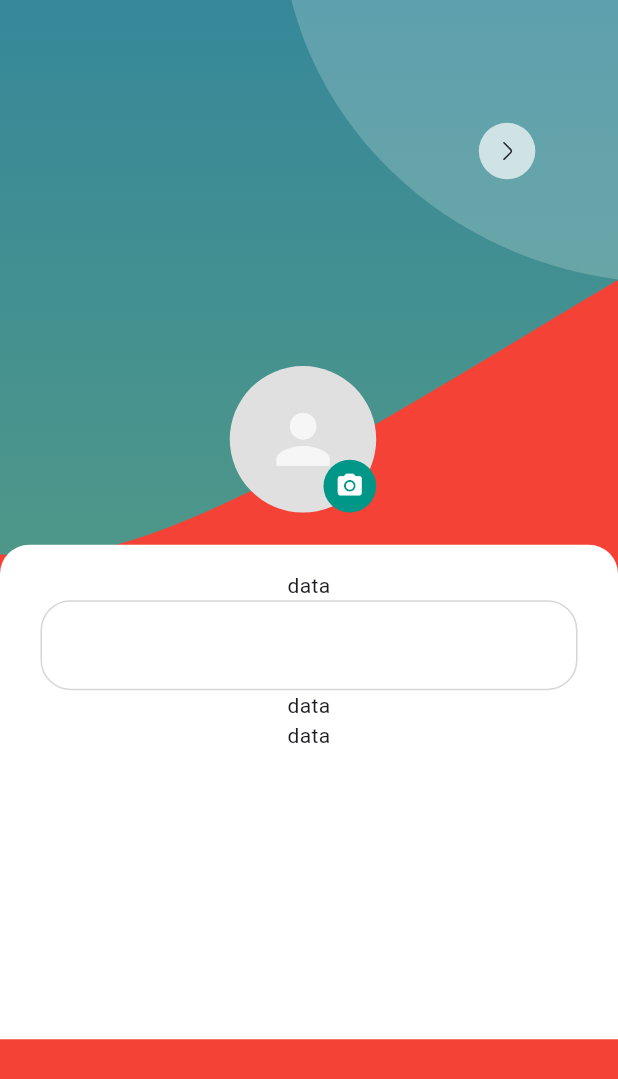
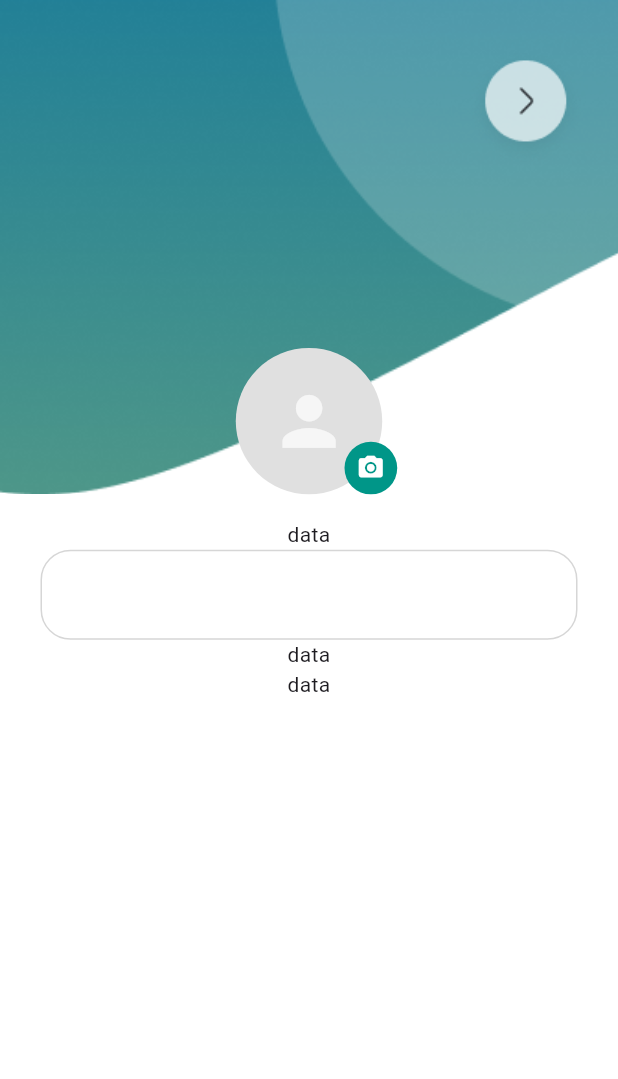
Before and after one commit to mahaabdulla/arta_app, a Flutter app: the ProfileScaffold screen opened directly, on a phone screen of 412 x 824 dp. Shown: the top 1079 px of the screen. Run offline on Flutter 3.47's test engine with Material 3 defaults, Android fonts, the phone set to English and light mode, and no system bars; our stand-ins replace carousel_slider, dio, equatable, firebase_core, firebase_messaging, flutter_bloc and 13 more; missing offline and left inert: encrypt; accounts and stored records are empty; project files that could hold a hidden picture were left out.

Commit message:
conflect in url page and image

```diff
--- a/lib/bloc_providers.dart
+++ b/lib/bloc_providers.dart
@@ -1,5 +1,6 @@
 import 'package:arta_app/core/repositoris/online_repo.dart';
 import 'package:arta_app/feature/presentations/cubits/ads/listing_cubit.dart';
+import 'package:arta_app/feature/presentations/cubits/cubit/change_password_cubit.dart';
 import 'package:flutter_bloc/flutter_bloc.dart';
 
 import 'feature/presentations/cubits/login/login_cubit.dart';
@@ -11,4 +12,7 @@ List<BlocProvider> blocProviders = [
   BlocProvider(
     create: (_) => ListingCubit(OnlineDataRepo()),
   ),
+  BlocProvider(
+    create: (_) => ChangePasswordCubit(OnlineDataRepo()),
+  ),
 ];
--- a/lib/core/constants/api_urls.dart
+++ b/lib/core/constants/api_urls.dart
@@ -19,6 +19,7 @@ class ApiUrls {
 
   static const String postAdstUrl = '$root/listing';
   static const String LOGIN = '$root/login';
+  static const String CHANGEPASSOWRD = '$root/changePassword';
   static const String REGISTER = '$root/register';
   static const String PERENT = '$root/categories/parents';
 }
--- a/lib/core/repositoris/online_repo.dart
+++ b/lib/core/repositoris/online_repo.dart
@@ -47,7 +47,9 @@ class OnlineDataRepo extends DataRepo {
         headers: {
           "Accept": "application/json",
           "Authorization":
-              "Bearer ${LocalStorage.getStringFromDisk(key: TOKEN)}",
+              "Bearer 11|BERLVqm9JVvYNY3yOxpZNKONNJWCkCkytsLHqekZ8ee4fb0b",
+          // "Authorization":
+          //     "Bearer ${LocalStorage.getStringFromDisk(key: TOKEN)}",
         },
       ),
     );
@@ -118,6 +120,8 @@ class OnlineDataRepo extends DataRepo {
   Future<Map<String, dynamic>> postData(
       Map<String, dynamic> dataToSend, String url) async {
     DioConnection.connect().options.headers.addAll({
+      // "Authorization":
+      //     "Bearer 8|zitHMktlxP85UOOgPG9zO0pEJwCMqBrQ9yuWaGTq08e8de8b",
       "Authorization": "Bearer ${LocalStorage.getStringFromDisk(key: TOKEN)}",
     });
 
--- /dev/null
+++ b/lib/feature/presentations/cubits/cubit/change_password_state.dart
@@ -0,0 +1,30 @@
+part of 'change_password_cubit.dart';
+
+sealed class ChangePasswordState extends Equatable {
+  const ChangePasswordState();
+
+  @override
+  List<Object> get props => [];
+}
+
+final class ChangePasswordInitial extends ChangePasswordState {}
+
+class ChangePasswordLoading extends ChangePasswordState {}
+
+class ChangePasswordSuccess extends ChangePasswordState {
+  final String message;
+
+  const ChangePasswordSuccess({required this.message});
+
+  @override
+  List<Object> get props => [message];
+}
+
+class ChangePasswordFailure extends ChangePasswordState {
+  final String message;
+
+  const ChangePasswordFailure({required this.message});
+
+  @override
+  List<Object> get props => [message];
+}
--- a/lib/feature/presentations/cubits/login/login_cubit.dart
+++ b/lib/feature/presentations/cubits/login/login_cubit.dart
@@ -5,12 +5,10 @@ import 'package:arta_app/core/utils/global_methods/global_methods.dart';
 import 'package:arta_app/core/utils/local_repo/local_storage.dart';
 import 'package:arta_app/core/utils/online_repo/dio_handling.dart';
 import 'package:arta_app/core/utils/online_repo/online_methods.dart';
-import 'package:arta_app/feature/presentations/pages/login/test_screen.dart';
 import 'package:dio/dio.dart';
 import 'package:flutter/material.dart';
 import 'package:flutter_bloc/flutter_bloc.dart';
 import 'package:fluttertoast/fluttertoast.dart';
-import 'package:get/get.dart';
 import 'dart:developer' as dev;
 import '../../../../core/utils/local_repo/secure_storage.dart';
 import '../../../data/models/user/user_model.dart';
@@ -52,7 +50,7 @@ class LoginCubit extends Cubit<LoginState> {
           bgColor: Colors.red,
           textColor: Colors.white,
           print: true);
-      dev.log("Dio Error: ${errorHandled.errorMessage}",name: "Dio Error");
+      dev.log("Dio Error: ${errorHandled.errorMessage}", name: "Dio Error");
     } catch (e) {
       dev.log(e.toString());
       emit(ErrorLoginState(message: "Unexpected error"));
--- a/lib/feature/presentations/pages/user/widgets/profile_scafoold.dart
+++ b/lib/feature/presentations/pages/user/widgets/profile_scafoold.dart
@@ -1,8 +1,6 @@
 import 'dart:io';
 import 'package:flutter/material.dart';
 import 'package:image_picker/image_picker.dart';
-import 'package:flutter_svg/flutter_svg.dart';
-import 'package:arta_app/core/constants/svg_images.dart';
 import 'package:flutter_screenutil/flutter_screenutil.dart';
 
 class ProfileScaffold extends StatefulWidget {
@@ -72,45 +70,42 @@ class _ProfileScaffoldState extends State<ProfileScaffold> {
   @override
   Widget build(BuildContext context) {
     return Scaffold(
-      backgroundColor: Colors.red,
-      body: MediaQuery.removePadding(
-        context: context,
-        removeTop: true,
+      backgroundColor: Colors.white,
+      body: SafeArea(
+        child: Column(
+          children: [
+            /// الجزء العلوي: صورة الخلفية، صورة الملف الشخصي، زر الرجوع
+            Expanded(
+              flex: 2,
               child: Stack(
                 children: [
-            // bacground image
-            Positioned(
-              top: 0,
-              left: 0,
-              right: 0,
-              child: Container(
-                height: 0.45.sh,
-                child: SvgPicture.asset(
-                  group1,
+                  /// صورة الخلفية
+                  Positioned.fill(
+                    child: Image.asset(
+                      "assets/png_images/Group 9276.png",
                       width: double.infinity,
                       fit: BoxFit.cover,
-                ),
+                      errorBuilder: (context, error, stackTrace) {
+                        return Container(color: Colors.grey);
+                      },
                     ),
                   ),
 
-            /// زر الرجوع
                   Positioned(
-              top: 76.h,
-              right: 40.w,
-              child: InkWell(
+                    top: 30.h,
+                    right: 20.h,
+                    child: GestureDetector(
                         onTap: () {
-                  Navigator.pushNamed(context, "/home");
+                          Navigator.popAndPushNamed(context, "/home");
                         },
-                child: SvgPicture.asset(iconsArrow, width: 60.w, height: 60.h),
-              ),
+                        child: Image.asset('assets/png_images/icon-notif.png')),
                   ),
 
-            /// profile image
-            Positioned(
-              top: 250.h,
-              left: (1.sw - 100.w) / 2,
+                  /// صورة الملف الشخصي + أيقونة الكاميرا داخل `Stack`
+                  Align(
+                    alignment: Alignment.bottomCenter,
                     child: Stack(
-                alignment: Alignment.center,
+                      clipBehavior: Clip.none,
                       children: [
                         CircleAvatar(
                           radius: 50.r,
@@ -119,12 +114,15 @@ class _ProfileScaffoldState extends State<ProfileScaffold> {
                               ? FileImage(_profileImage!)
                               : null,
                           child: _profileImage == null
-                        ? Icon(Icons.person, size: 50.w, color: Colors.white70)
+                              ? Icon(Icons.person,
+                                  size: 50.w, color: Colors.white70)
                               : null,
                         ),
+
+                        /// أيقونة الكاميرا في الزاوية اليمنى السفلى
                         Positioned(
                           bottom: 0,
-                    right: 0,
+                          right: -10, // للتحكم في موقع الأيقونة
                           child: GestureDetector(
                             onTap: showImageSourceDialog,
                             child: CircleAvatar(
@@ -138,21 +136,23 @@ class _ProfileScaffoldState extends State<ProfileScaffold> {
                       ],
                     ),
                   ),
+                ],
+              ),
+            ),
 
-            /// محتوى الصفحة
-            Positioned(
-              top: 372.h,
-              left: 0,
-              right: 0,
+            /// الجزء السفلي: محتوى الصفحة (الـ `child`)
+            Expanded(
+              flex: 3,
               child: Container(
-                height: 0.40.sh,
                 padding: EdgeInsets.all(16.w),
                 decoration: BoxDecoration(
                   color: Colors.white,
                   borderRadius:
                       BorderRadius.vertical(top: Radius.circular(20.r)),
                 ),
+                child: SingleChildScrollView(
                   child: widget.child,
+                ),
               ),
             ),
           ],
--- a/pubspec.yaml
+++ b/pubspec.yaml
@@ -65,6 +65,7 @@ flutter:
   assets:
     - assets/svg_images/
     - assets/png_images/
+    - assets/png_images/Group 9276.png
   #   - images/a_dot_ham.jpeg
 
   #------------------------------FONTS------------------------------
```
Also changed, not shown: lib/core/constants/png_images.dart (+8 -0 lines), lib/core/utils/global_methods/global_methods.dart (+2 -6 lines), lib/feature/presentations/cubits/cubit/change_password_cubit.dart (added, +56 -0 lines), lib/feature/presentations/pages/user/widgets/change_pass_screan.dart (added, +147 -0 lines), lib/feature/presentations/pages/user/widgets/edite_profile_info.dart (+5 -5 lines), lib/feature/presentations/pages/user/widgets/editing_profile_form_widget.dart (added, +101 -0 lines), lib/feature/presentations/pages/user/widgets/profile_screan_body.dart (+4 -3 lines), lib/material_app.dart (+8 -3 lines), assets/png_images/Group 9276.png (added), assets/png_images/icon-notif.png (added), 12 other files. Lines whose indentation alone changed are shown as unchanged.
